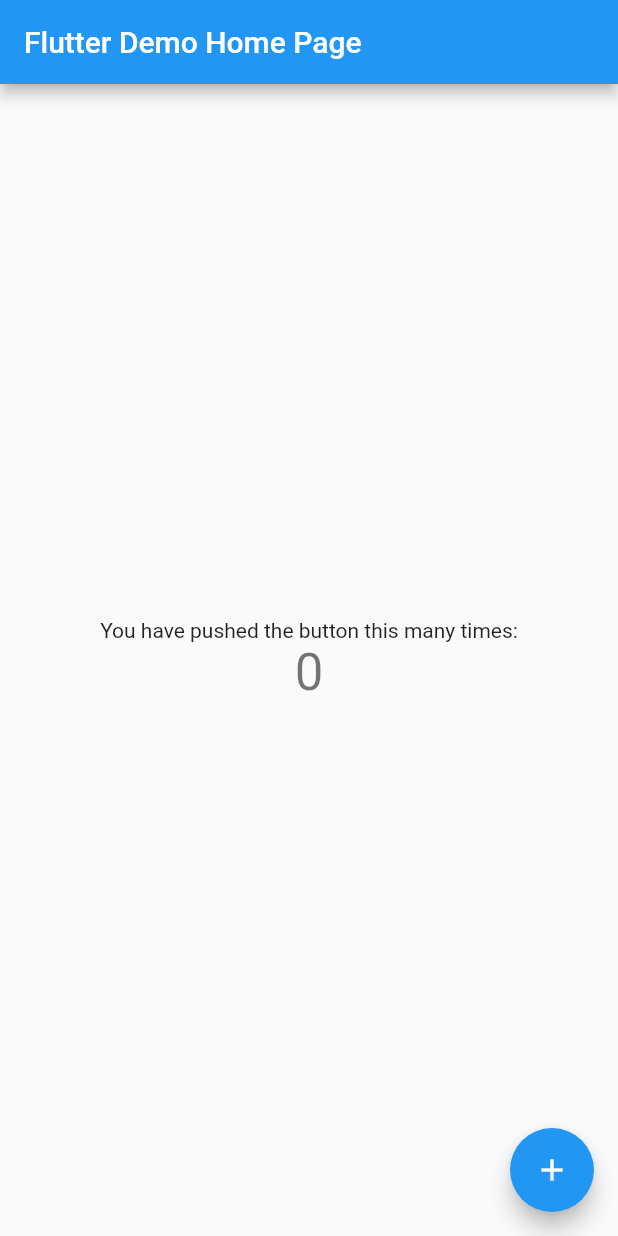
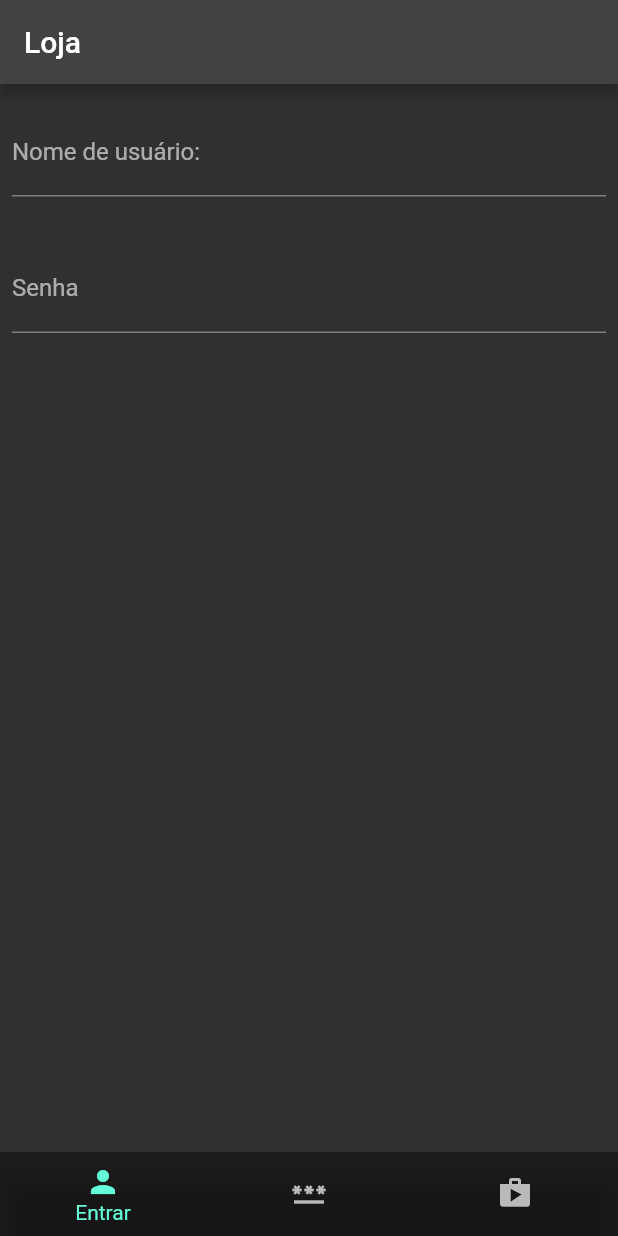
Before and after one commit to hcaeryks/loja, a Flutter app: the screen it shows after launch, on a phone screen of 412 x 824 dp. Run offline on Flutter 3.47's test engine with Material 2 defaults, Android fonts, the phone set to English and light mode, and no system bars.

Commit message:
added some buttons

```diff
--- a/lib/main.dart
+++ b/lib/main.dart
@@ -1,4 +1,5 @@
 import 'package:flutter/material.dart';
+import 'telas/login.dart';
 
 void main() {
   runApp(const MyApp());
@@ -7,109 +8,140 @@ void main() {
 class MyApp extends StatelessWidget {
   const MyApp({super.key});
 
-  // This widget is the root of your application.
   @override
   Widget build(BuildContext context) {
     return MaterialApp(
       title: 'Flutter Demo',
+      debugShowCheckedModeBanner: false,
       theme: ThemeData(
-        // This is the theme of your application.
-        //
-        // Try running your application with "flutter run". You'll see the
-        // application has a blue toolbar. Then, without quitting the app, try
-        // changing the primarySwatch below to Colors.green and then invoke
-        // "hot reload" (press "r" in the console where you ran "flutter run",
-        // or simply save your changes to "hot reload" in a Flutter IDE).
-        // Notice that the counter didn't reset back to zero; the application
-        // is not restarted.
-        primarySwatch: Colors.blue,
+        brightness: Brightness.light,
+        primarySwatch: Colors.deepPurple,
       ),
-      home: const MyHomePage(title: 'Flutter Demo Home Page'),
+      darkTheme: ThemeData(
+        brightness: Brightness.dark,
+        primarySwatch: Colors.deepPurple,
+      ),
+      themeMode: ThemeMode.dark,
+      home: const MyHomePage(title: 'Loja'),
     );
   }
 }
 
 class MyHomePage extends StatefulWidget {
   const MyHomePage({super.key, required this.title});
-
-  // This widget is the home page of your application. It is stateful, meaning
-  // that it has a State object (defined below) that contains fields that affect
-  // how it looks.
-
-  // This class is the configuration for the state. It holds the values (in this
-  // case the title) provided by the parent (in this case the App widget) and
-  // used by the build method of the State. Fields in a Widget subclass are
-  // always marked "final".
-
   final String title;
 
   @override
   State<MyHomePage> createState() => _MyHomePageState();
 }
 
-class _MyHomePageState extends State<MyHomePage> {
-  int _counter = 0;
+class _MyHomePageState extends State<MyHomePage>
+    with SingleTickerProviderStateMixin {
+  bool _visible = true;
+  bool _loggedin = false;
+  int _selectedIndex = 0;
+  late final AnimationController _controller;
+  List<Widget> _widgetOptions = [];
 
-  void _incrementCounter() {
+  @override
+  void initState() {
+    super.initState();
+    _controller = AnimationController(
+      vsync: this,
+      duration: Duration(milliseconds: 400),
+    );
+    _widgetOptions = <Widget>[
+      LoginScreen(),
+      const Text(
+        'Index 1: Business',
+      ),
+      const Text(
+        'Index 2: School',
+      ),
+      const Text(
+        'Fodaseeeeee',
+      )
+    ];
+  }
+
+  final List<BottomNavigationBarItem> _bottomMenuLogged =
+      const <BottomNavigationBarItem>[
+    BottomNavigationBarItem(icon: Icon(Icons.shop), label: "Meus Anúncios"),
+    BottomNavigationBarItem(icon: Icon(Icons.password), label: "Deslogar"),
+  ];
+
+  _onTapLogged(int index) {
+    if (index == 1)
+      _visible = false;
+    else
+      _visible = true;
     setState(() {
-      // This call to setState tells the Flutter framework that something has
-      // changed in this State, which causes it to rerun the build method below
-      // so that the display can reflect the updated values. If we changed
-      // _counter without calling setState(), then the build method would not be
-      // called again, and so nothing would appear to happen.
-      _counter++;
+      _selectedIndex = index;
     });
   }
 
+  final List<BottomNavigationBarItem> _bottomMenuNLogged =
+      const <BottomNavigationBarItem>[
+    BottomNavigationBarItem(icon: Icon(Icons.person), label: "Entrar"),
+    BottomNavigationBarItem(icon: Icon(Icons.password), label: "Cadastro"),
+    BottomNavigationBarItem(icon: Icon(Icons.shop), label: "Anúncios")
+  ];
+
+  _onTapNLogged(int index) {
+    if (index == 0 || index == 1)
+      _visible = false;
+    else
+      _visible = true;
+    setState(() {
+      _selectedIndex = index;
+    });
+  }
+
+  List _appBars = [AppBar(title: Text("Loja")), null];
+
   @override
   Widget build(BuildContext context) {
-    // This method is rerun every time setState is called, for instance as done
-    // by the _incrementCounter method above.
-    //
-    // The Flutter framework has been optimized to make rerunning build methods
-    // fast, so that you can just rebuild anything that needs updating rather
-    // than having to individually change instances of widgets.
     return Scaffold(
-      appBar: AppBar(
-        // Here we take the value from the MyHomePage object that was created by
-        // the App.build method, and use it to set our appbar title.
-        title: Text(widget.title),
+      appBar: SlidingAppBar(
+        controller: _controller,
+        visible: _visible,
+        child: _appBars[0],
       ),
       body: Center(
-        // Center is a layout widget. It takes a single child and positions it
-        // in the middle of the parent.
-        child: Column(
-          // Column is also a layout widget. It takes a list of children and
-          // arranges them vertically. By default, it sizes itself to fit its
-          // children horizontally, and tries to be as tall as its parent.
-          //
-          // Invoke "debug painting" (press "p" in the console, choose the
-          // "Toggle Debug Paint" action from the Flutter Inspector in Android
-          // Studio, or the "Toggle Debug Paint" command in Visual Studio Code)
-          // to see the wireframe for each widget.
-          //
-          // Column has various properties to control how it sizes itself and
-          // how it positions its children. Here we use mainAxisAlignment to
-          // center the children vertically; the main axis here is the vertical
-          // axis because Columns are vertical (the cross axis would be
-          // horizontal).
-          mainAxisAlignment: MainAxisAlignment.center,
-          children: <Widget>[
-            const Text(
-              'You have pushed the button this many times:',
-            ),
-            Text(
-              '$_counter',
-              style: Theme.of(context).textTheme.headline4,
-            ),
-          ],
-        ),
-      ),
-      floatingActionButton: FloatingActionButton(
-        onPressed: _incrementCounter,
-        tooltip: 'Increment',
-        child: const Icon(Icons.add),
-      ), // This trailing comma makes auto-formatting nicer for build methods.
+          child: _widgetOptions
+              .elementAt(_loggedin ? _selectedIndex + 2 : _selectedIndex)),
+      bottomNavigationBar: BottomNavigationBar(
+          items: _loggedin ? _bottomMenuLogged : _bottomMenuNLogged,
+          backgroundColor: Colors.black38,
+          currentIndex: _selectedIndex,
+          showUnselectedLabels: false,
+          onTap: _loggedin ? _onTapLogged : _onTapNLogged),
     );
   }
 }
+
+class SlidingAppBar extends StatelessWidget implements PreferredSizeWidget {
+  SlidingAppBar({
+    required this.child,
+    required this.controller,
+    required this.visible,
+  });
+
+  final PreferredSizeWidget child;
+  final AnimationController controller;
+  final bool visible;
+
+  @override
+  Size get preferredSize => child.preferredSize;
+
+  @override
+  Widget build(BuildContext context) {
+    visible ? controller.reverse() : controller.forward();
+    return SlideTransition(
+      position: Tween<Offset>(begin: Offset.zero, end: Offset(0, -1)).animate(
+        CurvedAnimation(parent: controller, curve: Curves.fastOutSlowIn),
+      ),
+      child: child,
+    );
+  }
+}
--- /dev/null
+++ b/lib/telas/login.dart
@@ -0,0 +1,30 @@
+import 'package:flutter/material.dart';
+
+class LoginScreen extends StatelessWidget {
+  @override
+  Widget build(BuildContext context) {
+    return Column(
+      children: [
+        Padding(
+          padding: const EdgeInsets.symmetric(horizontal: 8, vertical: 16),
+          child: TextFormField(
+            decoration: const InputDecoration(
+              border: UnderlineInputBorder(),
+              labelText: 'Nome de usuário:',
+            ),
+          ),
+        ),
+        Padding(
+          padding: const EdgeInsets.symmetric(horizontal: 8, vertical: 16),
+          child: TextFormField(
+            obscureText: true,
+            decoration: const InputDecoration(
+              border: UnderlineInputBorder(),
+              labelText: 'Senha',
+            ),
+          ),
+        ),
+      ],
+    );
+  }
+}
```
